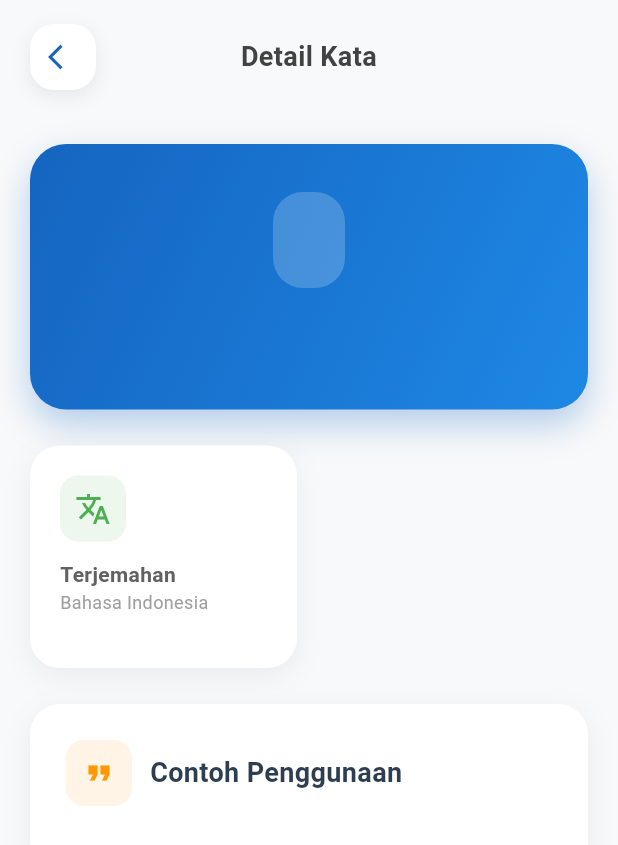
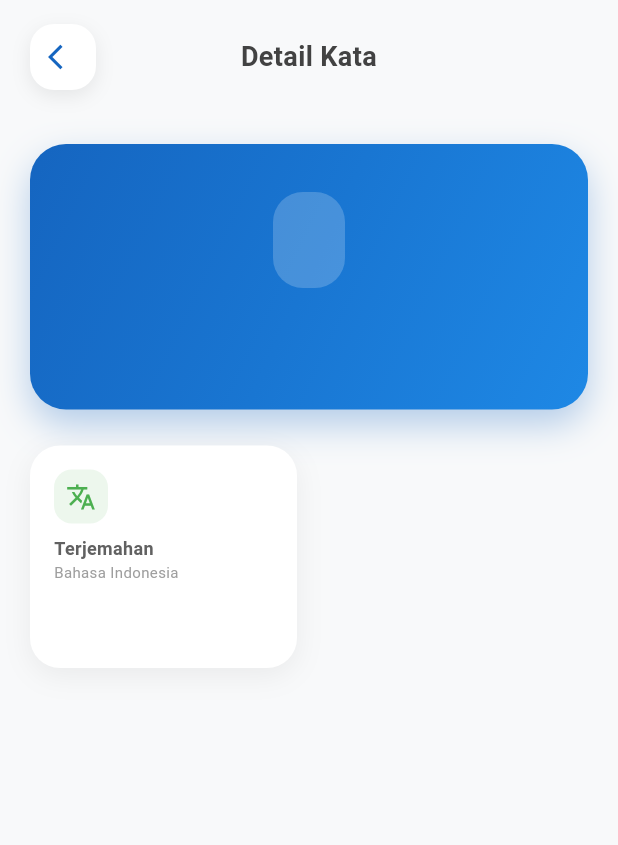
Before and after one commit to Thoriq464/Projek_Akhir_Mobile, a Flutter app: the DetailKosakataScreen screen opened directly with empty values, on a phone screen of 412 x 824 dp. Shown: the top 845 px of the screen. Run offline on Flutter 3.47's test engine with Material 3 defaults, Android fonts, the phone set to English and light mode, and no system bars; our stand-ins replace speech_to_text; network calls fail.

Commit message:
final mantap

```diff
--- a/lib/app.dart
+++ b/lib/app.dart
@@ -41,7 +41,7 @@ class MyApp extends StatelessWidget {
             ),
           ),
         ),
-        cardTheme: CardTheme(
+        cardTheme: CardThemeData(
           elevation: 4,
           shape: RoundedRectangleBorder(
             borderRadius: BorderRadius.circular(12),
--- a/lib/screens/detail_kosakata_screen.dart
+++ b/lib/screens/detail_kosakata_screen.dart
@@ -39,11 +39,17 @@ class _DetailKosakataScreenState extends State<DetailKosakataScreen>
     ));
     _animationController.forward();
   }
-
   @override
   void dispose() {
     _animationController.dispose();
     super.dispose();
+  }
+  // Method untuk mengecek apakah ada contoh kalimat
+  bool _hasExamples() {
+    return (widget.kosakata.contohKalimat != null &&
+            widget.kosakata.contohKalimat!.trim().isNotEmpty) ||
+           (widget.kosakata.contohKalimatIndonesia != null &&
+            widget.kosakata.contohKalimatIndonesia!.trim().isNotEmpty);
   }
 
   @override
@@ -62,9 +68,11 @@ class _DetailKosakataScreenState extends State<DetailKosakataScreen>
               FadeTransition(
                 opacity: _fadeAnimation,
                 child: SlideTransition(
-                  position: _slideAnimation,
-                  child: Padding(
-                    padding: const EdgeInsets.all(20),
+                  position: _slideAnimation,                  child: Padding(
+                    padding: EdgeInsets.symmetric(
+                      horizontal: MediaQuery.of(context).size.width < 360 ? 16 : 20,
+                      vertical: 20,
+                    ),
                     child: Column(
                       children: [
                         // Hero Card dengan kata utama
@@ -74,10 +82,8 @@ class _DetailKosakataScreenState extends State<DetailKosakataScreen>
                         // Grid layout untuk informasi
                         _buildInfoGrid(),
                         const SizedBox(height: 24),
-
-                        // Contoh kalimat section
-                        if (widget.kosakata.contohKalimat != null ||
-                            widget.kosakata.contohKalimatIndonesia != null)
+                          // Contoh kalimat section - hanya tampil jika ada contoh
+                        if (_hasExamples())
                           _buildExampleSection(),
 
                         const SizedBox(height: 24),
@@ -148,11 +154,13 @@ class _DetailKosakataScreenState extends State<DetailKosakataScreen>
       ),
     );
   }
+  Widget _buildHeroCard() {
+    final screenWidth = MediaQuery.of(context).size.width;
+    final isSmallScreen = screenWidth < 360;
 
-  Widget _buildHeroCard() {
     return Container(
       width: double.infinity,
-      padding: const EdgeInsets.all(32),
+      padding: EdgeInsets.all(isSmallScreen ? 24 : 32),
       decoration: BoxDecoration(
         gradient: const LinearGradient(
           begin: Alignment.topLeft,
@@ -176,15 +184,18 @@ class _DetailKosakataScreenState extends State<DetailKosakataScreen>
         children: [
           // Javanese text dengan style yang menonjol
           Container(
-            padding: const EdgeInsets.symmetric(horizontal: 24, vertical: 12),
+            padding: EdgeInsets.symmetric(
+              horizontal: isSmallScreen ? 16 : 24,
+              vertical: isSmallScreen ? 8 : 12
+            ),
             decoration: BoxDecoration(
               color: Colors.white.withOpacity(0.2),
               borderRadius: BorderRadius.circular(20),
             ),
             child: Text(
               widget.kosakata.kataJawa,
-              style: const TextStyle(
-                fontSize: 28,
+              style: TextStyle(
+                fontSize: isSmallScreen ? 24 : 28,
                 fontWeight: FontWeight.bold,
                 color: Colors.white,
                 letterSpacing: 1.2,
@@ -192,13 +203,13 @@ class _DetailKosakataScreenState extends State<DetailKosakataScreen>
               textAlign: TextAlign.center,
             ),
           ),
-          const SizedBox(height: 20),
+          SizedBox(height: isSmallScreen ? 16 : 20),
 
           // Indonesian translation
           Text(
             widget.kosakata.kataIndonesia,
-            style: const TextStyle(
-              fontSize: 20,
+            style: TextStyle(
+              fontSize: isSmallScreen ? 18 : 20,
               color: Colors.white,
               fontWeight: FontWeight.w500,
             ),
@@ -209,7 +220,6 @@ class _DetailKosakataScreenState extends State<DetailKosakataScreen>
       ),
     );
   }
-
   Widget _buildInfoGrid() {
     List<Widget> infoCards = [];
 
@@ -233,17 +243,36 @@ class _DetailKosakataScreenState extends State<DetailKosakataScreen>
       ));
     }
 
-    return GridView.count(
+    // Gunakan GridView.builder dengan height yang dinamis
+    return GridView.builder(
       shrinkWrap: true,
       physics: const NeverScrollableScrollPhysics(),
+      gridDelegate: SliverGridDelegateWithFixedCrossAxisCount(
         crossAxisCount: 2,
         crossAxisSpacing: 16,
         mainAxisSpacing: 16,
-      childAspectRatio: 1.2,
-      children: infoCards,
+        childAspectRatio: _calculateAspectRatio(),
+      ),
+      itemCount: infoCards.length,
+      itemBuilder: (context, index) => infoCards[index],
     );
   }
 
+  double _calculateAspectRatio() {
+    final screenHeight = MediaQuery.of(context).size.height;
+    final screenWidth = MediaQuery.of(context).size.width;
+
+    // Responsive aspect ratio berdasarkan ukuran layar
+    if (screenHeight < 600) {
+      return 1.0; // Untuk layar kecil
+    } else if (screenHeight < 700) {
+      return 1.1; // Untuk layar sedang
+    } else if (screenWidth < 380) {
+      return 0.9; // Untuk layar sempit
+    } else {
+      return 1.2; // Untuk layar besar
+    }
+  }
   Widget _buildInfoCard({
     required IconData icon,
     required String title,
@@ -252,7 +281,7 @@ class _DetailKosakataScreenState extends State<DetailKosakataScreen>
     required Color color,
   }) {
     return Container(
-      padding: const EdgeInsets.all(20),
+      padding: const EdgeInsets.all(16),
       decoration: BoxDecoration(
         color: Colors.white,
         borderRadius: BorderRadius.circular(20),
@@ -266,9 +295,10 @@ class _DetailKosakataScreenState extends State<DetailKosakataScreen>
       ),
       child: Column(
         crossAxisAlignment: CrossAxisAlignment.start,
+        mainAxisSize: MainAxisSize.min,
         children: [
           Container(
-            padding: const EdgeInsets.all(10),
+            padding: const EdgeInsets.all(8),
             decoration: BoxDecoration(
               color: color.withOpacity(0.1),
               borderRadius: BorderRadius.circular(12),
@@ -276,35 +306,39 @@ class _DetailKosakataScreenState extends State<DetailKosakataScreen>
             child: Icon(
               icon,
               color: color,
-              size: 24,
+              size: 20,
             ),
           ),
-          const SizedBox(height: 12),
+          const SizedBox(height: 8),
           Text(
             title,
             style: TextStyle(
-              fontSize: 14,
+              fontSize: 12,
               fontWeight: FontWeight.w600,
               color: Colors.grey[700],
             ),
+            maxLines: 1,
+            overflow: TextOverflow.ellipsis,
           ),
           Text(
             subtitle,
             style: TextStyle(
-              fontSize: 12,
+              fontSize: 10,
               color: Colors.grey[500],
             ),
+            maxLines: 1,
+            overflow: TextOverflow.ellipsis,
           ),
-          const SizedBox(height: 8),
-          Expanded(
+          const SizedBox(height: 6),
+          Flexible(
             child: Text(
               content,
               style: const TextStyle(
-                fontSize: 16,
+                fontSize: 14,
                 fontWeight: FontWeight.w600,
                 color: Color(0xFF2C3E50),
               ),
-              maxLines: 2,
+              maxLines: 3,
               overflow: TextOverflow.ellipsis,
             ),
           ),
@@ -312,7 +346,6 @@ class _DetailKosakataScreenState extends State<DetailKosakataScreen>
       ),
     );
   }
-
   Widget _buildExampleSection() {
     return Container(
       width: double.infinity,
@@ -346,7 +379,8 @@ class _DetailKosakataScreenState extends State<DetailKosakataScreen>
                 ),
               ),
               const SizedBox(width: 12),
-              const Text(
+              const Expanded(
+                child: Text(
                   'Contoh Penggunaan',
                   style: TextStyle(
                     fontSize: 18,
@@ -354,20 +388,23 @@ class _DetailKosakataScreenState extends State<DetailKosakataScreen>
                     color: Color(0xFF2C3E50),
                   ),
                 ),
+              ),
             ],
           ),
           const SizedBox(height: 20),
 
-          // Contoh kalimat Jawa
-          if (widget.kosakata.contohKalimat != null && widget.kosakata.contohKalimat!.isNotEmpty)
+          // Contoh kalimat Jawa - hanya tampil jika ada dan tidak kosong
+          if (widget.kosakata.contohKalimat != null &&
+              widget.kosakata.contohKalimat!.trim().isNotEmpty)
             _buildExampleItem(
               label: 'Jawa',
               text: widget.kosakata.contohKalimat!,
               isJavanese: true,
             ),
 
-          // Contoh kalimat Indonesia
-          if (widget.kosakata.contohKalimatIndonesia != null && widget.kosakata.contohKalimatIndonesia!.isNotEmpty)
+          // Contoh kalimat Indonesia - hanya tampil jika ada dan tidak kosong
+          if (widget.kosakata.contohKalimatIndonesia != null &&
+              widget.kosakata.contohKalimatIndonesia!.trim().isNotEmpty)
             _buildExampleItem(
               label: 'Indonesia',
               text: widget.kosakata.contohKalimatIndonesia!,
@@ -456,44 +493,4 @@ class _DetailKosakataScreenState extends State<DetailKosakataScreen>
   //     ],
   //   );
   // }
-
-  Widget _buildActionButton({
-    required IconData icon,
-    required String label,
-    required Color color,
-    required VoidCallback onTap,
-  }) {
-    return GestureDetector(
-      onTap: onTap,
-      child: Container(
-        padding: const EdgeInsets.symmetric(vertical: 16),
-        decoration: BoxDecoration(
-          color: color,
-          borderRadius: BorderRadius.circular(16),
-          boxShadow: [
-            BoxShadow(
-              color: color.withOpacity(0.3),
-              blurRadius: 10,
-              offset: const Offset(0, 5),
-            ),
-          ],
-        ),
-        child: Row(
-          mainAxisAlignment: MainAxisAlignment.center,
-          children: [
-            Icon(icon, color: Colors.white, size: 20),
-            const SizedBox(width: 8),
-            Text(
-              label,
-              style: const TextStyle(
-                color: Colors.white,
-                fontSize: 16,
-                fontWeight: FontWeight.w600,
-              ),
-            ),
-          ],
-        ),
-      ),
-    );
 }
-}
--- a/pubspec.yaml
+++ b/pubspec.yaml
@@ -19,7 +19,7 @@ publish_to: 'none' # Remove this line if you wish to publish to pub.dev
 version: 1.0.0+1
 
 environment:
-  sdk: ^3.7.0
+  sdk: '>=3.8.0 <4.0.0'
 
 # Dependencies specify other packages that your package needs in order to work.
 # To automatically upgrade your package dependencies to the latest versions
@@ -36,7 +36,7 @@ dependencies:
   cupertino_icons: ^1.0.8
   http: ^1.3.0
   uuid: ^4.2.1 # Generate unique IDs
-  speech_to_text: ^6.6.0
+  speech_to_text: ^7.1.0
   flutter_launcher_icons: ^0.13.1
 
 dev_dependencies:
@@ -48,7 +48,7 @@ dev_dependencies:
   # activated in the `analysis_options.yaml` file located at the root of your
   # package. See that file for information about deactivating specific lint
   # rules and activating additional ones.
-  flutter_lints: ^5.0.0
+  flutter_lints: ^4.0.0
 
 # For information on the generic Dart part of this file, see the
 # following page: https://dart.dev/tools/pub/pubspec
```
Also changed, not shown: lib/screens/chatbot_screen.dart (+29 -8 lines), lib/screens/daftar_kosakata_screen.dart (+61 -7 lines), pubspec.lock, 5 other files. Lines whose indentation alone changed are shown as unchanged.
